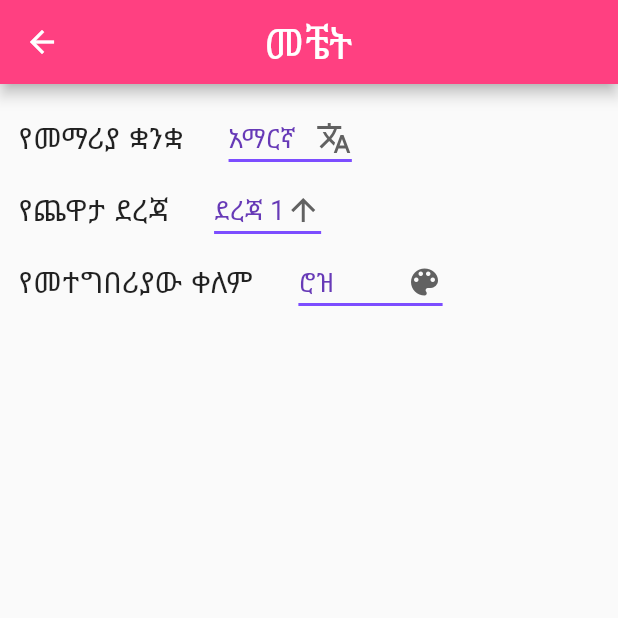
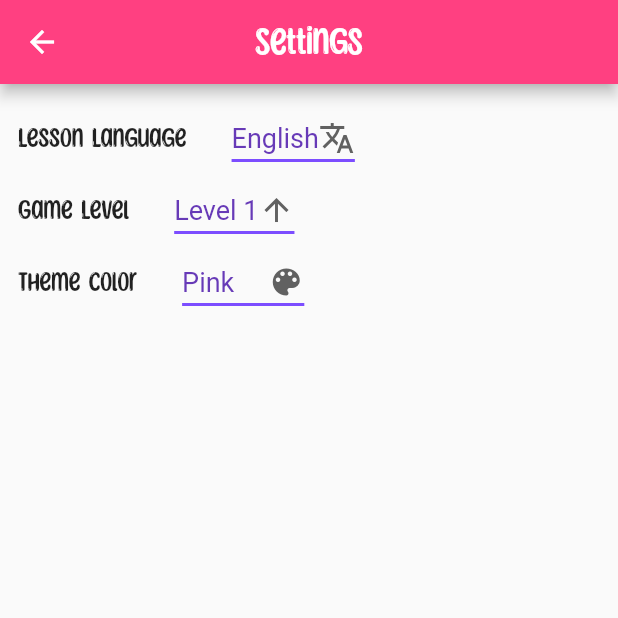
Before and after one commit to master-8702/flutter_kids_matching_game, a Flutter app: the SettingPageScreen screen opened by its route, on a phone screen of 412 x 824 dp, the top half of it. Run offline on Flutter 3.47's test engine with Material 2 defaults, Android fonts, the phone set to English and light mode, and no system bars; our stand-ins replace audioplayers, get_storage; accounts and stored records are empty; generated files the repository leaves out were written again.

Commit message:
fix the crash when changing language

```diff
--- a/lib/l10n/app_am.arb
+++ b/lib/l10n/app_am.arb
@@ -6,6 +6,9 @@
 "animalGame":"የእንስሳት ጨዋታ",
 "fruitGame":"የፍራፍሬ ጨዋታ",
 "lessonLanguage":"የመማሪያ ቋንቋ",
+"amharic":"አማርኛ",
+"arabic":"عربى",
+"english":"English",
 "gameLevel":"የጨዋታ ደረጃ",
 "themeColor":"የመተግበሪያው ቀለም",
 "score":"ውጤት",
--- a/lib/l10n/app_ar.arb
+++ b/lib/l10n/app_ar.arb
@@ -6,6 +6,11 @@
 "animalGame":"لعبة الحيوان",
 "fruitGame":"لعبة الفاكهة",
 "lessonLanguage":"لغة الدرس",
+"amharic":"አማርኛ",
+"arabic":"عربى",
+"english":"English",
+
+
 "gameLevel":"مستوى اللعبة",
 "themeColor":"لون السمة",
 "score":"نتيجة",
--- a/lib/l10n/app_en.arb
+++ b/lib/l10n/app_en.arb
@@ -27,6 +27,18 @@
     "@lessonLanguage":{
      "description": "lesson language"
      },
+     "amharic":"አማርኛ",
+         "@amharic":{
+          "description": "አማርኛ"
+          },
+      "arabic":"عربى",
+              "@arabic":{
+               "description": "عربى"
+               },
+       "english":"English",
+                   "@english":{
+                    "description": "english"
+                    },
 
  "gameLevel":"Game Level",
      "@gameLevel":{
--- a/lib/provider/locale_provider.dart
+++ b/lib/provider/locale_provider.dart
@@ -3,7 +3,7 @@ import 'package:flutter_kids_matching_game/l10n/l10n.dart';
 
 class LocalProvider extends ChangeNotifier {
   late Locale? _local =
-      Locale('am'); // to store the selected locale or language;
+      Locale('en'); // to store the selected locale or language;
 
   // then we will define getter and setter for the (selected)language
   Locale? get local => _local;
--- a/lib/screens/setting_page_screen.dart
+++ b/lib/screens/setting_page_screen.dart
@@ -13,11 +13,31 @@ class SettingPageScreen extends StatefulWidget {
 }
 
 class _SettingPageScreenState extends State<SettingPageScreen> {
-  String selectedLanguage = "አማርኛ";
-  String selectedLevel = "ደረጃ 1";
-  String selectedThemeColor = "ሮዝ";
+  late String selectedLanguage;
+  late String selectedLevel;
+  late String selectedThemeColor;
+  late LocalProvider provider;
+  final box = GetStorage();
 
-  late LocalProvider provider;
+  @override
+  void initState() {
+    // for later to save app state
+    box.writeIfNull('selectedLanguage', 'English');
+    box.writeIfNull('selectedLevel', 'Level 1');
+    box.writeIfNull('selectedThemeColor', 'Pink');
+
+//without saving state | state will reset everytime app restarts
+//     box.writeIfNull('selectedLanguage', 'English');
+//     box.write('selectedLevel', 'Level 1');
+//     box.write('selectedThemeColor', 'Pink');
+
+    selectedLanguage = box.read('selectedLanguage');
+    selectedLevel = box.read('selectedLevel');
+    selectedThemeColor = box.read('selectedThemeColor');
+
+    // TODO: implement initState
+    super.initState();
+  }
 
   @override
   Widget build(BuildContext context) {
@@ -32,6 +52,7 @@ class _SettingPageScreenState extends State<SettingPageScreen> {
       AppLocalizations.of(context)!.purple,
       AppLocalizations.of(context)!.orange
     ];
+
     return Scaffold(
       appBar: AppBar(
         centerTitle: true,
@@ -66,26 +87,28 @@ class _SettingPageScreenState extends State<SettingPageScreen> {
                     ),
                     onChanged: (String? newValue) {
                       setState(() {
-                        // Navigator.popAndPushNamed(context, '/setting');
                         provider =
                             Provider.of<LocalProvider>(context, listen: false);
-                        selectedLanguage = newValue!;
-                        // selectedLevel = provider.;
-                        // selectedThemeColor = "";
+                        box.write('selectedLanguage', newValue);
+
+                        selectedLanguage = box.read('selectedLanguage');
 
                         if (selectedLanguage == 'አማርኛ') {
                           provider.setLocale(const Locale('am'));
-                          selectedLevel = "ደረጃ 1";
-                          selectedThemeColor = "ሮዝ";
+                          // selectedLevel = AppLocalizations.of(context)!.level1;
+                          box.write('selectedLevel', 'ደረጃ 1');
+                          box.write('selectedThemeColor', 'ሮዝ');
                         } else if (selectedLanguage == 'English') {
                           provider.setLocale(const Locale('en'));
-                          selectedLevel = "Level 1";
-                          selectedThemeColor = "Pink";
+                          box.write('selectedLevel', 'Level 1');
+                          box.write('selectedThemeColor', 'Pink');
                         } else {
                           provider.setLocale(const Locale('ar'));
-                          selectedLevel = "المستوى 1";
-                          selectedThemeColor = "زهري";
+                          box.write('selectedLevel', 'المستوى 1');
+                          box.write('selectedThemeColor', 'زهري');
                         }
+                        selectedLevel = box.read('selectedLevel');
+                        selectedThemeColor = box.read('selectedThemeColor');
                       });
                     },
                     items:
@@ -122,7 +145,8 @@ class _SettingPageScreenState extends State<SettingPageScreen> {
                     ),
                     onChanged: (String? newValue) {
                       setState(() {
-                        selectedLevel = newValue!;
+                        box.write('selectedLevel', newValue);
+                        selectedLevel = box.read('selectedLevel');
                       });
                     },
                     items: gameLevels
@@ -159,7 +183,8 @@ class _SettingPageScreenState extends State<SettingPageScreen> {
                     ),
                     onChanged: (String? newValue) {
                       setState(() {
-                        selectedThemeColor = newValue!;
+                        box.write('selectedThemeColor', newValue);
+                        selectedThemeColor = box.read('selectedThemeColor');
                       });
                     },
                     items: themeColors
```
